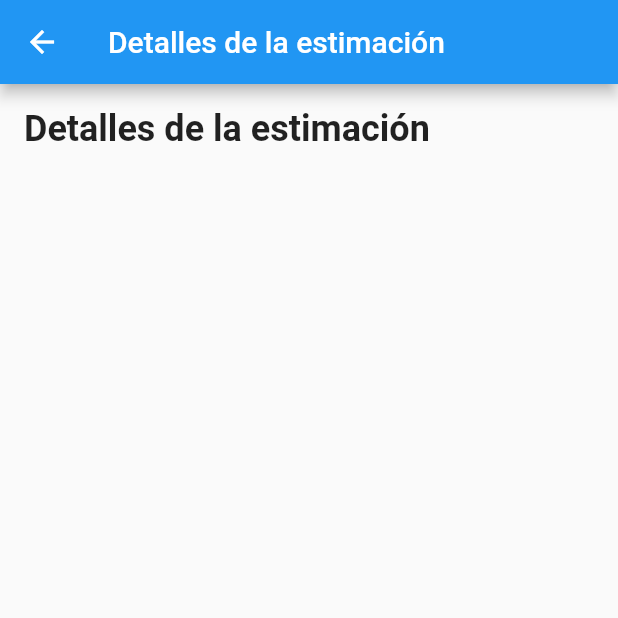
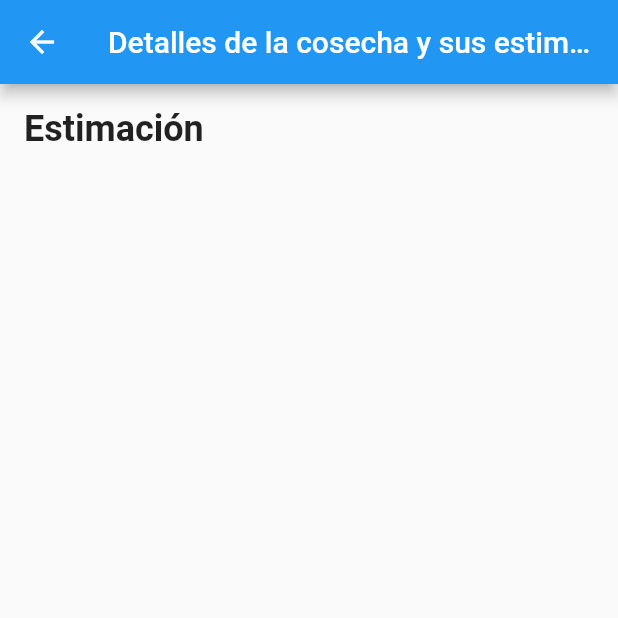
Before and after one commit to JuanCamilo7314/AgroXpert-App-Frontend-Mantenimiento, a Flutter app: the DetallesEstimacion screen opened directly with empty values, on a phone screen of 412 x 824 dp, the top half of it. Run offline on Flutter 3.47's test engine with Material 2 defaults, Android fonts, the phone set to English and light mode, and no system bars.

Commit message:
avannces tabla3 pantalla con detalles de estimaciones por id, falta el conenido de las estimaciones

```diff
--- a/lib/vista/DetallesEstimacion.dart
+++ b/lib/vista/DetallesEstimacion.dart
@@ -1,15 +1,18 @@
 import 'package:flutter/material.dart';
 
 class DetallesEstimacion extends StatelessWidget {
-  final String id;
+  //final String id;
+  final List<String> estimaciones;
 
-  const DetallesEstimacion({Key? key, required this.id}) : super(key: key);
+  const DetallesEstimacion({Key? key, required this.estimaciones})
+      : super(key: key);
 
   @override
   Widget build(BuildContext context) {
     return Scaffold(
       appBar: AppBar(
-        title: Text('Detalles de la estimación $id'),
+        title: Text('Detalles de la cosecha y sus estimaciones'
+            'Detalles de la cosecha y sus estimaciones'),
       ),
       body: Padding(
         padding: EdgeInsets.all(16.0),
@@ -18,7 +21,7 @@ class DetallesEstimacion extends StatelessWidget {
           children: [
             // Aquí podrías mostrar los detalles de la estimación con el estimacion indicado
             Text(
-              'Detalles de la estimación $id',
+              'Estimación',
               style: TextStyle(
                 fontSize: 24.0,
                 fontWeight: FontWeight.bold,
```
Also changed, not shown: lib/vista/EjemploVista2.dart (+85 -4 lines).
